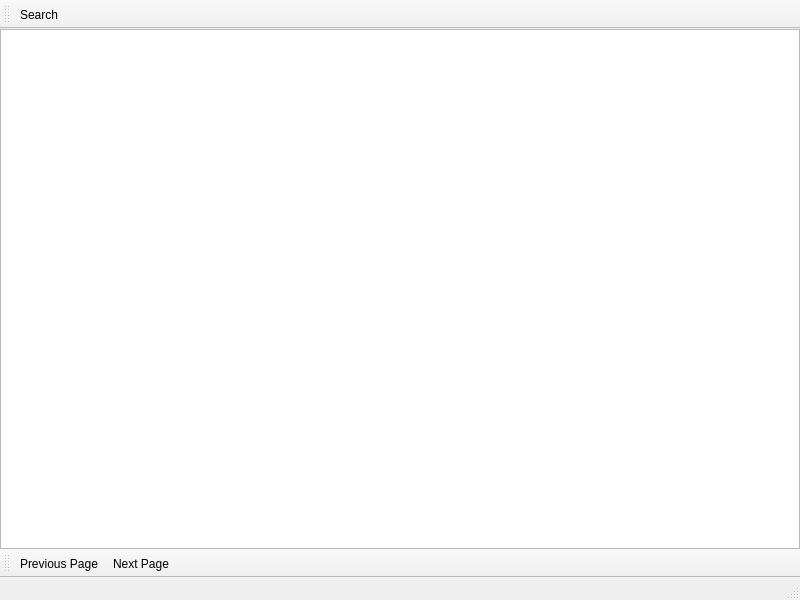
The window that viewwidget.ui (kaniol-lck/Paperless-Client) describes before a commit, drawn with Qt 5.
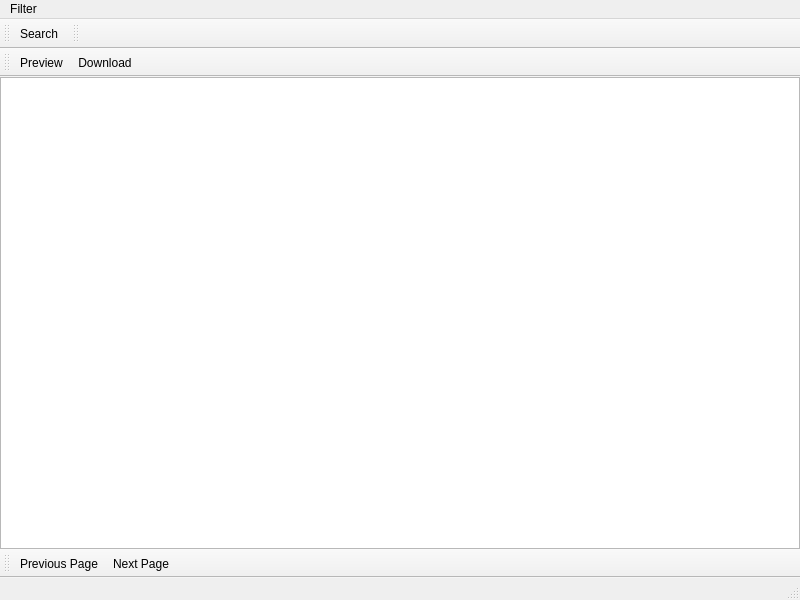
The same window after the commit.

Diff of the .ui file:
```diff
--- a/viewwidget.ui
+++ b/viewwidget.ui
@@ -44,11 +44,7 @@
          <number>0</number>
         </property>
         <item row="0" column="0">
-         <widget class="QTreeView" name="treeView">
-          <property name="alternatingRowColors">
-           <bool>true</bool>
-          </property>
-         </widget>
+         <widget class="QTreeView" name="treeView"/>
         </item>
        </layout>
       </widget>
@@ -66,6 +62,13 @@
      <height>26</height>
     </rect>
    </property>
+   <widget class="QMenu" name="menuSearch">
+    <property name="title">
+     <string>Filter</string>
+    </property>
+    <addaction name="actionSearch"/>
+   </widget>
+   <addaction name="menuSearch"/>
   </widget>
   <widget class="QStatusBar" name="statusbar"/>
   <widget class="QToolBar" name="pageBar">
@@ -93,6 +96,30 @@
    </attribute>
    <addaction name="actionSearch"/>
   </widget>
+  <widget class="QToolBar" name="filterBar">
+   <property name="windowTitle">
+    <string>toolBar</string>
+   </property>
+   <attribute name="toolBarArea">
+    <enum>TopToolBarArea</enum>
+   </attribute>
+   <attribute name="toolBarBreak">
+    <bool>false</bool>
+   </attribute>
+  </widget>
+  <widget class="QToolBar" name="toolBar">
+   <property name="windowTitle">
+    <string>toolBar</string>
+   </property>
+   <attribute name="toolBarArea">
+    <enum>TopToolBarArea</enum>
+   </attribute>
+   <attribute name="toolBarBreak">
+    <bool>true</bool>
+   </attribute>
+   <addaction name="actionPreview"/>
+   <addaction name="actionDownload"/>
+  </widget>
   <action name="actionPrevious_Page">
    <property name="text">
     <string>Previous Page</string>
@@ -114,7 +141,26 @@
     <string>Search</string>
    </property>
    <property name="menuRole">
-    <enum>QAction::NoRole</enum>
+    <enum>QAction::MenuRole::NoRole</enum>
+   </property>
+  </action>
+  <action name="actionPreview">
+   <property name="text">
+    <string>Preview</string>
+   </property>
+   <property name="toolTip">
+    <string>Preview</string>
+   </property>
+   <property name="menuRole">
+    <enum>QAction::MenuRole::NoRole</enum>
+   </property>
+  </action>
+  <action name="actionDownload">
+   <property name="text">
+    <string>Download</string>
+   </property>
+   <property name="menuRole">
+    <enum>QAction::MenuRole::NoRole</enum>
    </property>
   </action>
  </widget>
```
Left out of the diff: 4 changed lines with no effect on the pictures.
